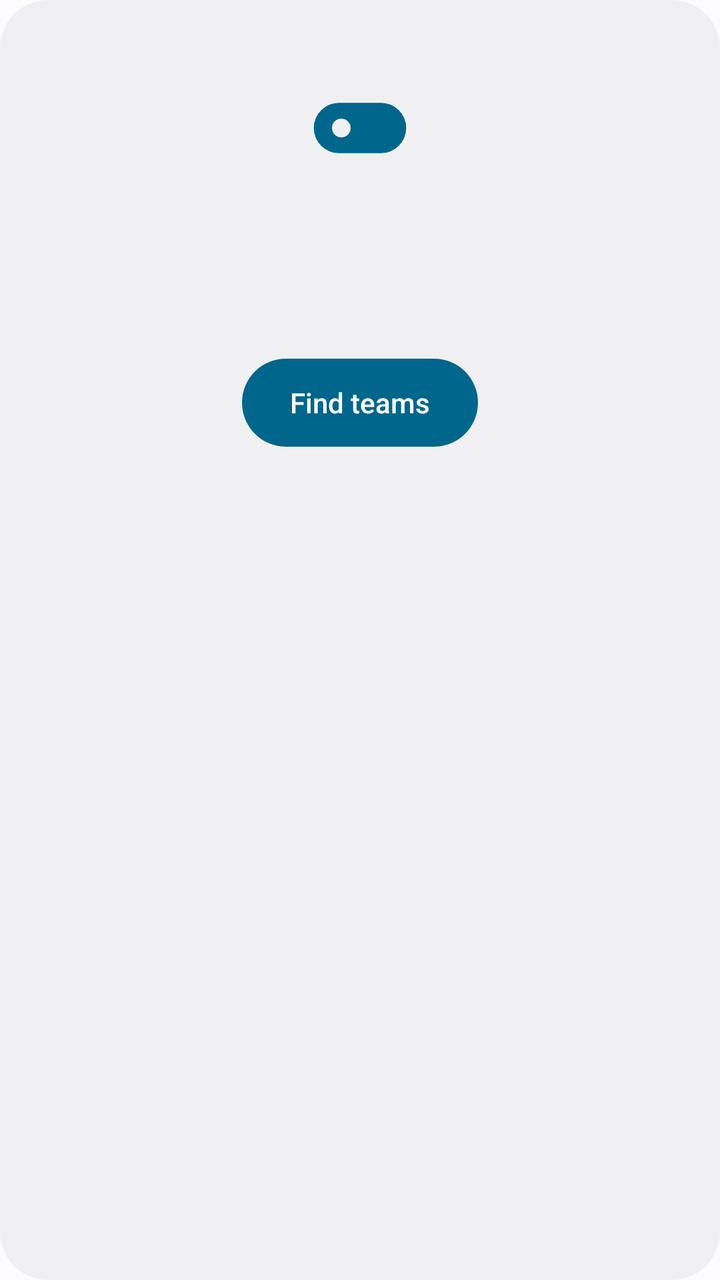
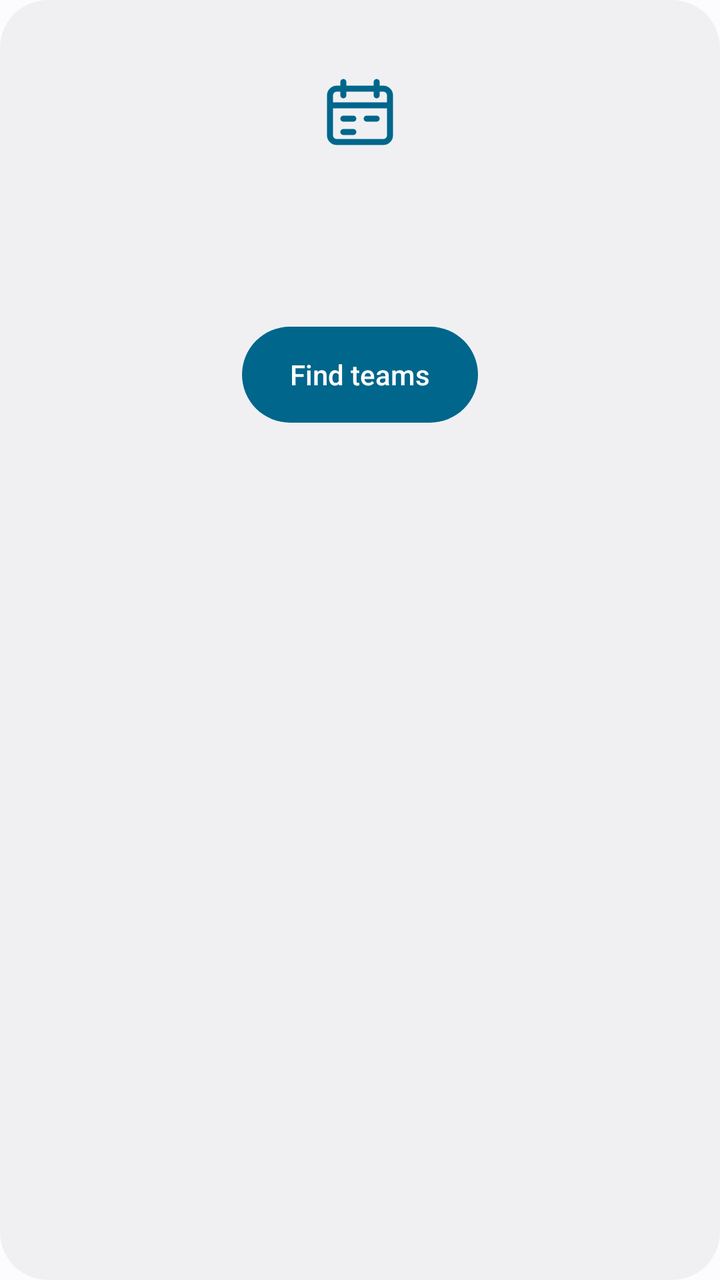

Before-and-after screenshots of an Android layout around one commit, followed by the original layout XML and the change that was made.
<!-- AndroidManifest.xml: application theme Theme.Scoreline -->
<!-- res/layout/view_empty.xml -->
<?xml version="1.0" encoding="utf-8"?>
<LinearLayout xmlns:android="http://schemas.android.com/apk/res/android"
    android:layout_width="match_parent"
    android:layout_height="wrap_content"
    android:layout_marginStart="@dimen/gutter"
    android:layout_marginTop="16dp"
    android:layout_marginEnd="@dimen/gutter"
    android:background="@drawable/bg_card_plain"
    android:gravity="center_horizontal"
    android:orientation="vertical"
    android:paddingStart="28dp"
    android:paddingTop="36dp"
    android:paddingEnd="28dp"
    android:paddingBottom="28dp">

    <ImageView
        android:layout_width="56dp"
        android:layout_height="56dp"
        android:importantForAccessibility="no"
        android:src="@drawable/ic_island_on"
        android:tint="@color/primary" />

    <TextView
        android:id="@+id/emptyTitle"
        style="@style/Text.Title"
        android:layout_width="wrap_content"
        android:layout_height="wrap_content"
        android:layout_marginTop="16dp"
        android:gravity="center" />

    <TextView
        android:id="@+id/emptyBody"
        style="@style/Text.Caption"
        android:layout_width="wrap_content"
        android:layout_height="wrap_content"
        android:layout_marginTop="8dp"
        android:gravity="center"
        android:lineSpacingMultiplier="1.15"
        android:textSize="14sp" />

    <TextView
        android:id="@+id/emptyAction"
        style="@style/Text.Label"
        android:layout_width="wrap_content"
        android:layout_height="44dp"
        android:layout_marginTop="20dp"
        android:background="@drawable/bg_btn_filled"
        android:gravity="center"
        android:paddingStart="24dp"
        android:paddingEnd="24dp"
        android:text="@string/find_teams"
        android:textColor="@color/on_primary" />
</LinearLayout>
<!-- resources referenced by this layout -->
<resources>
  <color name="on_primary">@android:color/system_accent1_0</color>
  <color name="primary">@android:color/system_accent1_600</color>
  <dimen name="gutter">16dp</dimen>
  <!-- drawable bg_card_plain (drawable) -->
  <?xml version="1.0" encoding="utf-8"?>
  <shape xmlns:android="http://schemas.android.com/apk/res/android" android:shape="rectangle"><corners android:radius="24dp" /><solid android:color="@color/surface" /></shape>
  <!-- drawable ic_island_on (drawable) -->
  <?xml version="1.0" encoding="utf-8"?>
  <vector xmlns:android="http://schemas.android.com/apk/res/android" android:width="20dp" android:height="20dp" android:viewportWidth="24" android:viewportHeight="24" android:tint="?android:attr/textColorPrimary"><path android:fillColor="@android:color/white" android:fillType="evenOdd" android:pathData="M7.5,6.6h9a5.4,5.4 0,0 1,0 10.8h-9a5.4,5.4 0,0 1,0 -10.8zM8,10a2,2 0,1 0,0 4a2,2 0,1 0,0 -4z" /></vector>
  <string name="find_teams">Find teams</string>
  <style name="Text.Caption" parent="android:TextAppearance.Material">
          <item name="android:textSize">13sp</item>
          <item name="android:textColor">@color/on_surface_variant</item>
      </style>
  <style name="Text.Title" parent="android:TextAppearance.Material">
          <item name="android:textSize">18sp</item>
          <item name="android:fontFamily">sans-serif-medium</item>
          <item name="android:textColor">@color/on_surface</item>
      </style>
  <style name="Theme.Scoreline" parent="Theme.Scoreline.Base" />
  <color name="surface">@android:color/system_neutral1_50</color>
  <color name="on_surface_variant">@android:color/system_neutral2_600</color>
  <color name="on_surface">@android:color/system_neutral1_900</color>
  <style name="Theme.Scoreline.Base" parent="android:Theme.Material.Light.NoActionBar">
          <item name="android:windowBackground">@color/bg</item>
          <item name="android:colorBackground">@color/bg</item>
          <item name="android:colorPrimary">@color/primary</item>
          <item name="android:colorAccent">@color/primary</item>
          <item name="android:colorControlActivated">@color/primary</item>
          <item name="android:colorControlHighlight">#1F000000</item>
          <item name="android:textColorPrimary">@color/on_surface</item>
          <item name="android:textColorSecondary">@color/on_surface_variant</item>
          <item name="android:textColorHint">@color/on_surface_variant</item>
          <item name="android:statusBarColor">@android:color/transparent</item>
          <item name="android:navigationBarColor">@android:color/transparent</item>
          <item name="android:enforceNavigationBarContrast">false</item>
          <item name="android:enforceStatusBarContrast">false</item>
          <item name="android:windowLightStatusBar">true</item>
          <item name="android:windowLightNavigationBar">true</item>
          <item name="android:windowLayoutInDisplayCutoutMode">always</item>
          <item name="android:windowSplashScreenBackground">@color/icon_bg</item>
          <item name="android:windowSplashScreenAnimatedIcon">@drawable/ic_launcher_fg</item>
      </style>
  <color name="bg">@android:color/system_neutral1_10</color>
  <color name="icon_bg">#0F1C2E</color>
  <!-- unchanged entries left out for length: 3 -->
</resources>

<!-- the commit's change to res/layout/view_empty.xml (unified diff, before → after) -->
@@ -14,10 +14,10 @@
     android:paddingBottom="28dp">
 
     <ImageView
-        android:layout_width="56dp"
-        android:layout_height="56dp"
+        android:layout_width="40dp"
+        android:layout_height="40dp"
         android:importantForAccessibility="no"
-        android:src="@drawable/ic_island_on"
+        android:src="@drawable/ic_calendar"
         android:tint="@color/primary" />
 
     <TextView
@@ -42,7 +42,7 @@
         android:id="@+id/emptyAction"
         style="@style/Text.Label"
         android:layout_width="wrap_content"
-        android:layout_height="44dp"
+        android:layout_height="48dp"
         android:layout_marginTop="20dp"
         android:background="@drawable/bg_btn_filled"
         android:gravity="center"
<!-- resource entries referenced after the edit -->
@@ -6,9 +6,10 @@
   <!-- drawable bg_card_plain (drawable) -->
   <?xml version="1.0" encoding="utf-8"?>
   <shape xmlns:android="http://schemas.android.com/apk/res/android" android:shape="rectangle"><corners android:radius="24dp" /><solid android:color="@color/surface" /></shape>
-  <!-- drawable ic_island_on (drawable) -->
-  <?xml version="1.0" encoding="utf-8"?>
-  <vector xmlns:android="http://schemas.android.com/apk/res/android" android:width="20dp" android:height="20dp" android:viewportWidth="24" android:viewportHeight="24" android:tint="?android:attr/textColorPrimary"><path android:fillColor="@android:color/white" android:fillType="evenOdd" android:pathData="M7.5,6.6h9a5.4,5.4 0,0 1,0 10.8h-9a5.4,5.4 0,0 1,0 -10.8zM8,10a2,2 0,1 0,0 4a2,2 0,1 0,0 -4z" /></vector>
+  <!-- drawable ic_calendar (drawable) -->
+  <vector xmlns:android="http://schemas.android.com/apk/res/android" android:width="24dp" android:height="24dp" android:viewportWidth="24" android:viewportHeight="24">
+      <path android:fillColor="@android:color/transparent" android:strokeColor="@color/on_surface" android:strokeWidth="1.8" android:strokeLineCap="round" android:strokeLineJoin="round" android:pathData="M5,5h14a2,2 0,0 1,2 2v12a2,2 0,0 1,-2 2H5a2,2 0,0 1,-2 -2V7a2,2 0,0 1,2 -2zM7,3v4M17,3v4M3,10h18M7,14h3M14,14h3M7,18h3" />
+  </vector>
   <string name="find_teams">Find teams</string>
   <style name="Text.Caption" parent="android:TextAppearance.Material">
           <item name="android:textSize">13sp</item>
@@ -42,9 +43,16 @@
           <item name="android:windowLayoutInDisplayCutoutMode">always</item>
           <item name="android:windowSplashScreenBackground">@color/icon_bg</item>
           <item name="android:windowSplashScreenAnimatedIcon">@drawable/ic_launcher_fg</item>
+          <item name="android:windowAnimationStyle">@style/ScreenMotion</item>
       </style>
   <color name="bg">@android:color/system_neutral1_10</color>
   <color name="icon_bg">#0F1C2E</color>
+  <style name="ScreenMotion" parent="@android:style/Animation.Activity">
+          <item name="android:activityOpenEnterAnimation">@anim/screen_open_enter</item>
+          <item name="android:activityOpenExitAnimation">@anim/screen_open_exit</item>
+          <item name="android:activityCloseEnterAnimation">@anim/screen_close_enter</item>
+          <item name="android:activityCloseExitAnimation">@anim/screen_close_exit</item>
+      </style>
   <!-- unchanged entries left out for length: 3 -->
 </resources>
 
